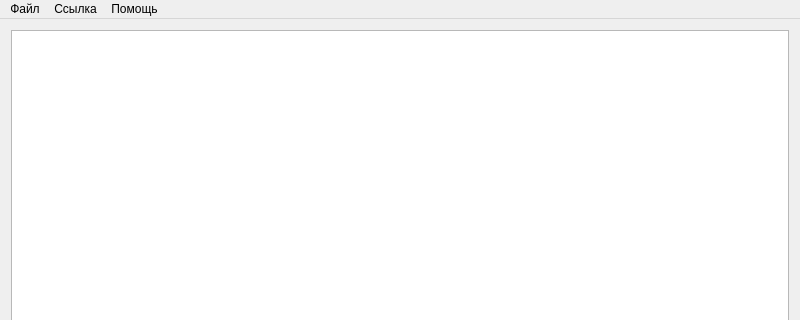
Above: mainwindow.ui from pa23/biblref before the change; both pictures show x 0 to 800 and y 0 to 320 of the 800 by 600 pixel window. Below: the same form after it.
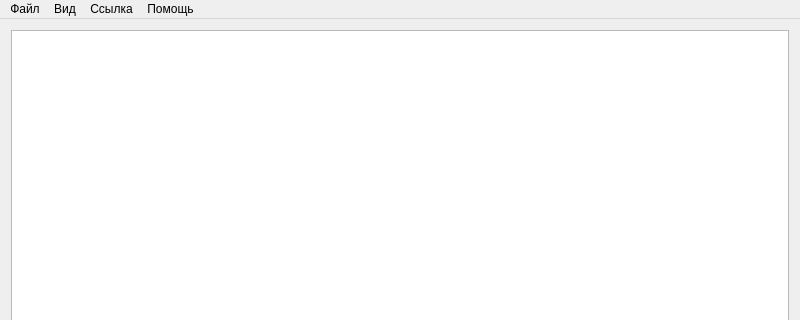
That is the form after the change.

```diff
--- a/mainwindow.ui
+++ b/mainwindow.ui
@@ -39,7 +39,7 @@
      <x>0</x>
      <y>0</y>
      <width>800</width>
-     <height>25</height>
+     <height>18</height>
     </rect>
    </property>
    <widget class="QMenu" name="menu">
@@ -71,7 +71,14 @@
     </property>
     <addaction name="action_help_about"/>
    </widget>
+   <widget class="QMenu" name="menu_4">
+    <property name="title">
+     <string>Вид</string>
+    </property>
+    <addaction name="action_view_folding"/>
+   </widget>
    <addaction name="menu"/>
+   <addaction name="menu_4"/>
    <addaction name="menu_2"/>
    <addaction name="menu_3"/>
   </widget>
```
Left out of the diff: 16 changed lines with no effect on the pictures.
